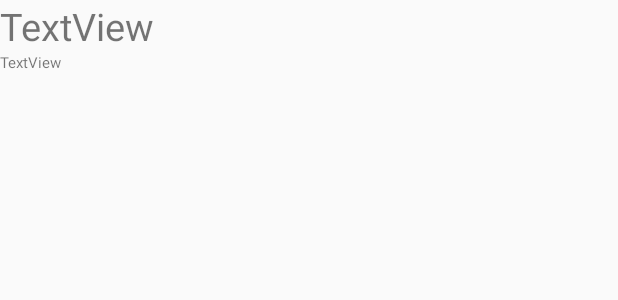
After one commit to rezapremana/NewTADS, an Android app: the layout customlayoutview.xml on its own in the app's theme, with its tools: preview values and no code run, on a phone screen of 412 x 824 dp. The commit adds this screen. Shown: the top 300 px of the screen. Run offline under Robolectric (Android 15) with nearby library versions, the phone set to English and light mode, and no system bars.

Commit message:
coba di cek

```diff
--- a/app/src/main/AndroidManifest.xml
+++ b/app/src/main/AndroidManifest.xml
@@ -29,7 +29,7 @@
             <intent-filter>
                 <action android:name="android.intent.action.MAIN" />
 
-                <category android:name="android.intent.category.DEFAULT" />
+                <category android:name="android.intent.category.LAUNCHER" />
             </intent-filter>
         </activity>
 
--- /dev/null
+++ b/app/src/main/res/layout/customlayoutview.xml
@@ -0,0 +1,26 @@
+<?xml version="1.0" encoding="utf-8"?>
+<RelativeLayout xmlns:android="http://schemas.android.com/apk/res/android"
+    android:orientation="vertical" android:layout_width="match_parent"
+    android:layout_height="match_parent">
+
+    <TextView
+        android:textSize="10sp"
+        android:id="@+id/textView3_Names"
+        android:layout_width="match_parent"
+        android:layout_height="wrap_content"
+        android:text="TextView"
+        android:layout_below="@+id/textView4_Descriptions"
+        android:layout_alignParentLeft="true"
+        android:layout_alignParentStart="true" />
+
+    <TextView
+        android:textSize="25sp"
+        android:id="@+id/textView4_Descriptions"
+        android:layout_width="match_parent"
+        android:layout_height="wrap_content"
+        android:text="TextView"
+        android:layout_alignParentTop="true"
+        android:layout_alignParentLeft="true"
+        android:layout_alignParentStart="true" />
+
+</RelativeLayout>
```
Also changed, not shown: app/src/main/java/info/androidhive/navigationdrawer/fragment/SettingsFragment.java (+52 -0 lines), app/src/main/res/layout/fragment_settings.xml (+7 -2 lines).
